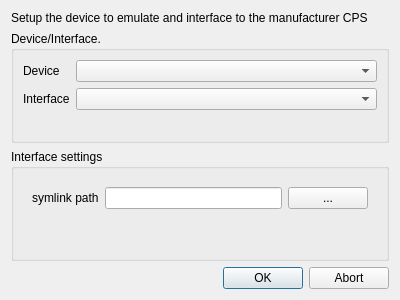
The window that src/setupdialog.ui (dmr-tools/anytone-emu) describes before a commit, drawn with Qt 5.
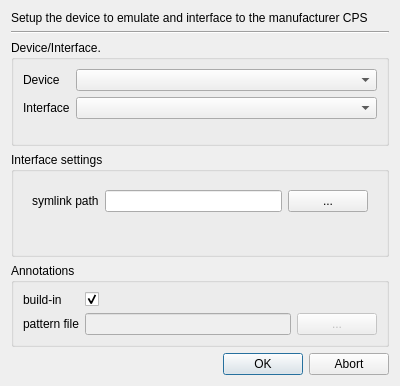
The same window after the commit.

```diff
--- a/src/setupdialog.ui
+++ b/src/setupdialog.ui
@@ -7,7 +7,7 @@
     <x>0</x>
     <y>0</y>
     <width>400</width>
-    <height>300</height>
+    <height>386</height>
    </rect>
   </property>
   <property name="windowTitle">
@@ -33,6 +33,13 @@
      </property>
     </widget>
    </item>
+   <item>
+    <widget class="Line" name="line">
+     <property name="orientation">
+      <enum>Qt::Horizontal</enum>
+     </property>
+    </widget>
+   </item>
    <item>
     <widget class="QGroupBox" name="groupBox">
      <property name="sizePolicy">
@@ -44,8 +51,6 @@
      <property name="title">
       <string>Device/Interface.</string>
      </property>
-     <layout class="QVBoxLayout" name="verticalLayout">
-      <item>
        <layout class="QFormLayout" name="formLayout">
         <item row="0" column="0">
          <widget class="QLabel" name="deviceLabel">
@@ -68,8 +73,6 @@
          <widget class="QComboBox" name="interfaceSelection"/>
         </item>
        </layout>
-      </item>
-     </layout>
     </widget>
    </item>
    <item>
@@ -147,6 +150,60 @@
      </layout>
     </widget>
    </item>
+   <item>
+    <widget class="QGroupBox" name="groupBox_3">
+     <property name="title">
+      <string>Annotations</string>
+     </property>
+     <layout class="QFormLayout" name="formLayout_4">
+      <item row="0" column="0">
+       <widget class="QLabel" name="label_4">
+        <property name="text">
+         <string>build-in</string>
+        </property>
+       </widget>
+      </item>
+      <item row="0" column="1">
+       <widget class="QCheckBox" name="checkBox">
+        <property name="text">
+         <string/>
+        </property>
+        <property name="checked">
+         <bool>true</bool>
+        </property>
+       </widget>
+      </item>
+      <item row="1" column="0">
+       <widget class="QLabel" name="label_5">
+        <property name="text">
+         <string>pattern file</string>
+        </property>
+       </widget>
+      </item>
+      <item row="1" column="1">
+       <layout class="QHBoxLayout" name="horizontalLayout_2">
+        <item>
+         <widget class="QLineEdit" name="lineEdit">
+          <property name="enabled">
+           <bool>false</bool>
+          </property>
+         </widget>
+        </item>
+        <item>
+         <widget class="QPushButton" name="pushButton">
+          <property name="enabled">
+           <bool>false</bool>
+          </property>
+          <property name="text">
+           <string>...</string>
+          </property>
+         </widget>
+        </item>
+       </layout>
+      </item>
+     </layout>
+    </widget>
+   </item>
    <item>
     <widget class="QDialogButtonBox" name="buttonBox">
      <property name="orientation">
```
Lines whose indentation alone changed are shown as unchanged.
